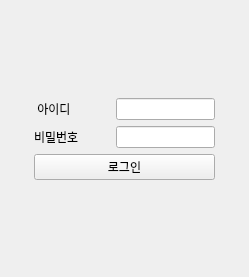
First picture: the form in Soft_DEV/widget.ui, repository gnu-swta/Chat, before the edit.
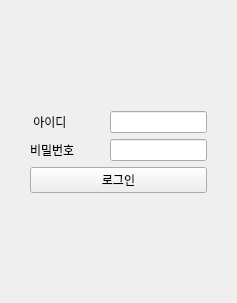
Second picture: the form after the edit.

```diff
--- a/Soft_DEV/widget.ui
+++ b/Soft_DEV/widget.ui
@@ -6,8 +6,8 @@
    <rect>
     <x>0</x>
     <y>0</y>
-    <width>249</width>
-    <height>277</height>
+    <width>237</width>
+    <height>303</height>
    </rect>
   </property>
   <property name="windowTitle">
```
